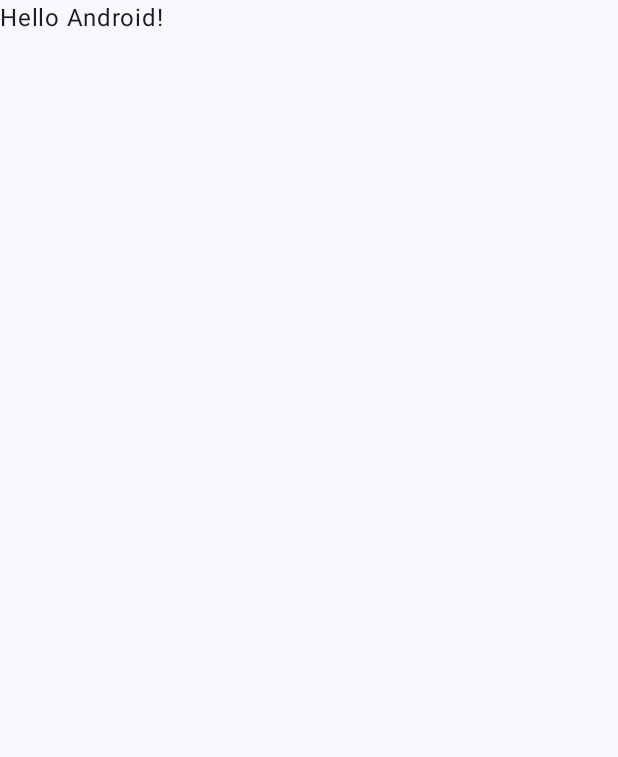
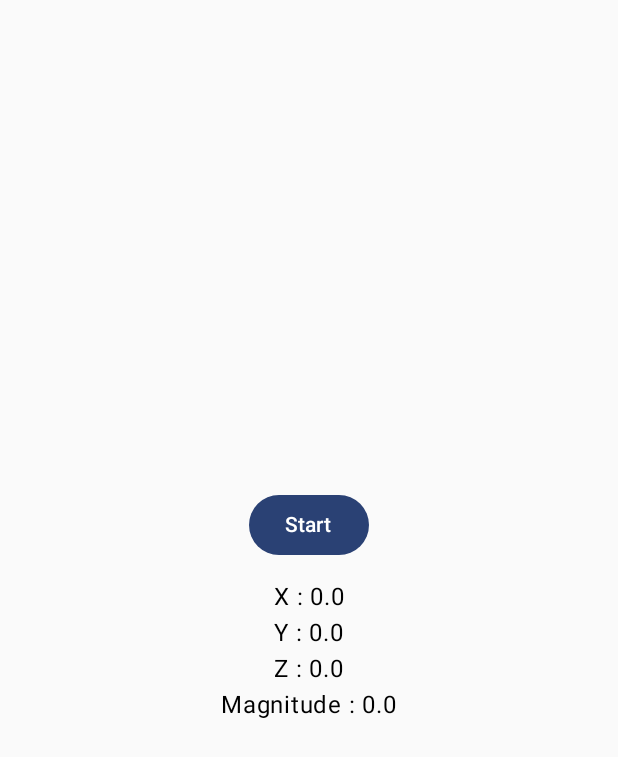
Before and after one commit to FlavienVolant/PlyoMetrics, an Android app built with Jetpack Compose: the screen it shows after launch (MainActivity), on a phone screen of 412 x 824 dp. Before the commit the part shown is almost empty. Shown: the top 757 px of the screen. Run offline under Robolectric (Android 15) with nearby library versions, the phone set to English and light mode, and no system bars.

Commit message:
display accelerometer x y z

```diff
--- a/app/src/main/java/com/example/plyometrics/MainActivity.kt
+++ b/app/src/main/java/com/example/plyometrics/MainActivity.kt
@@ -4,44 +4,22 @@ import android.os.Bundle
 import androidx.activity.ComponentActivity
 import androidx.activity.compose.setContent
 import androidx.activity.enableEdgeToEdge
-import androidx.compose.foundation.layout.fillMaxSize
-import androidx.compose.foundation.layout.padding
-import androidx.compose.material3.Scaffold
-import androidx.compose.material3.Text
-import androidx.compose.runtime.Composable
-import androidx.compose.ui.Modifier
-import androidx.compose.ui.tooling.preview.Preview
+import androidx.activity.viewModels
+import com.example.plyometrics.ui.SensorScreen
 import com.example.plyometrics.ui.theme.PlyoMetricsTheme
+import com.example.plyometrics.viewmodel.SensorViewModel
 
 class MainActivity : ComponentActivity() {
+
+    private val sensorViewModel: SensorViewModel by viewModels()
+
     override fun onCreate(savedInstanceState: Bundle?) {
         super.onCreate(savedInstanceState)
         enableEdgeToEdge()
         setContent {
             PlyoMetricsTheme {
-                Scaffold(modifier = Modifier.fillMaxSize()) { innerPadding ->
-                    Greeting(
-                        name = "Android",
-                        modifier = Modifier.padding(innerPadding)
-                    )
-                }
+                SensorScreen(sensorViewModel)
             }
         }
     }
 }
-
-@Composable
-fun Greeting(name: String, modifier: Modifier = Modifier) {
-    Text(
-        text = "Hello $name!",
-        modifier = modifier
-    )
-}
-
-@Preview(showBackground = true)
-@Composable
-fun GreetingPreview() {
-    PlyoMetricsTheme {
-        Greeting("Android")
-    }
-}
--- /dev/null
+++ b/app/src/main/java/com/example/plyometrics/model/Acceleration.kt
@@ -0,0 +1,11 @@
+package com.example.plyometrics.model
+
+import kotlin.math.sqrt
+
+data class Acceleration(
+    val x: Float,
+    val y: Float,
+    val z: Float
+) {
+    val magnitude: Float get() = sqrt(x * x + y * y + z * z)
+}
--- /dev/null
+++ b/app/src/main/java/com/example/plyometrics/model/AccelerometerManager.kt
@@ -0,0 +1,57 @@
+package com.example.plyometrics.model
+
+import android.content.Context
+import android.hardware.Sensor
+import android.hardware.SensorEvent
+import android.hardware.SensorEventListener
+import android.hardware.SensorManager
+import kotlinx.coroutines.flow.MutableStateFlow
+import kotlinx.coroutines.flow.asStateFlow
+
+class AccelerometerManager (
+    context: Context,
+    private val onSessionFinished: (List<SensorPoint>) -> Unit
+) : SensorEventListener {
+
+    private val sensorManager = context.getSystemService(Context.SENSOR_SERVICE) as SensorManager
+
+    private val accelerometer = sensorManager.getDefaultSensor(Sensor.TYPE_ACCELEROMETER)
+
+    private val _acceleration = MutableStateFlow(Acceleration(0f, 0f, 0f))
+
+    val acceleration = _acceleration.asStateFlow()
+
+    private val session = mutableListOf<SensorPoint>()
+
+    private var startTimestamp = 0L
+
+    fun start() {
+        session.clear()
+        startTimestamp = 0L
+        sensorManager.registerListener(this, accelerometer, SensorManager.SENSOR_DELAY_GAME)
+    }
+
+    fun stop() {
+        sensorManager.unregisterListener(this)
+        onSessionFinished(session.toList())
+    }
+
+    override fun onAccuracyChanged(sensor: Sensor?, accuracy: Int) {
+    }
+
+    override fun onSensorChanged(event: SensorEvent) {
+        if(startTimestamp == 0L)
+            startTimestamp = event.timestamp
+
+        val elapsed = (event.timestamp - startTimestamp) / 1_000_000
+
+        val acceleration = Acceleration(
+            event.values[0],
+            event.values[1],
+            event.values[2])
+
+        _acceleration.value = acceleration
+
+        session += SensorPoint(elapsed, acceleration)
+    }
+}
--- /dev/null
+++ b/app/src/main/java/com/example/plyometrics/model/SensorPoint.kt
@@ -0,0 +1,6 @@
+package com.example.plyometrics.model
+
+data class SensorPoint(
+    val time: Long,
+    val acceleration: Acceleration
+)
--- /dev/null
+++ b/app/src/main/java/com/example/plyometrics/ui/SensorScreen.kt
@@ -0,0 +1,56 @@
+package com.example.plyometrics.ui
+
+import androidx.compose.foundation.layout.Arrangement
+import androidx.compose.foundation.layout.Column
+import androidx.compose.foundation.layout.Spacer
+import androidx.compose.foundation.layout.fillMaxSize
+import androidx.compose.foundation.layout.fillMaxWidth
+import androidx.compose.foundation.layout.height
+import androidx.compose.foundation.lazy.LazyColumn
+import androidx.compose.foundation.lazy.items
+import androidx.compose.material3.Button
+import androidx.compose.material3.Text
+import androidx.compose.runtime.Composable
+import androidx.compose.runtime.collectAsState
+import androidx.compose.runtime.getValue
+import androidx.compose.ui.Alignment
+import androidx.compose.ui.Modifier
+import androidx.compose.ui.unit.dp
+import com.example.plyometrics.viewmodel.SensorViewModel
+
+@Composable
+fun SensorScreen(viewModel: SensorViewModel) {
+    val acceleration by viewModel.acceleration.collectAsState()
+    val session by viewModel.session.collectAsState()
+    val isRunning by viewModel.isRunning.collectAsState()
+
+    Column(
+        modifier = Modifier.fillMaxSize(),
+        horizontalAlignment = Alignment.CenterHorizontally,
+        verticalArrangement = Arrangement.Center
+        ) {
+        Button(onClick = {
+            if(isRunning)
+                viewModel.stop()
+            else
+                viewModel.start()
+        }) {
+            Text(if(isRunning) "Stop" else "Start")
+        }
+
+        Spacer(Modifier.height(12.dp))
+
+        Text("X : ${acceleration.x}")
+        Text("Y : ${acceleration.y}")
+        Text("Z : ${acceleration.z}")
+        Text("Magnitude : ${acceleration.magnitude}")
+
+        Spacer(Modifier.height(16.dp))
+
+        LazyColumn(modifier = Modifier.fillMaxWidth()) {
+            items(session) { point ->
+                Text("${point.time} ms : ${point.acceleration.magnitude}")
+            }
+        }
+    }
+}
--- a/app/src/main/java/com/example/plyometrics/ui/theme/Theme.kt
+++ b/app/src/main/java/com/example/plyometrics/ui/theme/Theme.kt
@@ -1,6 +1,5 @@
 package com.example.plyometrics.ui.theme
 
-import android.app.Activity
 import android.os.Build
 import androidx.compose.foundation.isSystemInDarkTheme
 import androidx.compose.material3.MaterialTheme
--- /dev/null
+++ b/app/src/main/java/com/example/plyometrics/viewmodel/SensorViewModel.kt
@@ -0,0 +1,33 @@
+package com.example.plyometrics.viewmodel
+
+import android.app.Application
+import androidx.lifecycle.AndroidViewModel
+import com.example.plyometrics.model.AccelerometerManager
+import com.example.plyometrics.model.SensorPoint
+import kotlinx.coroutines.flow.MutableStateFlow
+import kotlinx.coroutines.flow.asStateFlow
+
+class SensorViewModel (application: Application) : AndroidViewModel(application){
+    private val _session = MutableStateFlow<List<SensorPoint>>(emptyList())
+    val session = _session.asStateFlow()
+
+    private val _isRunning = MutableStateFlow(false)
+    val isRunning = _isRunning.asStateFlow()
+
+    private val manager = AccelerometerManager(application) {
+        finishedSession -> _session.value = finishedSession
+        _isRunning.value = false
+    }
+
+    val acceleration = manager.acceleration
+
+    fun start() {
+        _session.value = emptyList()
+        _isRunning.value = true
+        manager.start()
+    }
+
+    fun stop() {
+        manager.stop()
+    }
+}
```
Also changed, not shown: app/src/main/res/values/colors.xml (+1 -9 lines).
